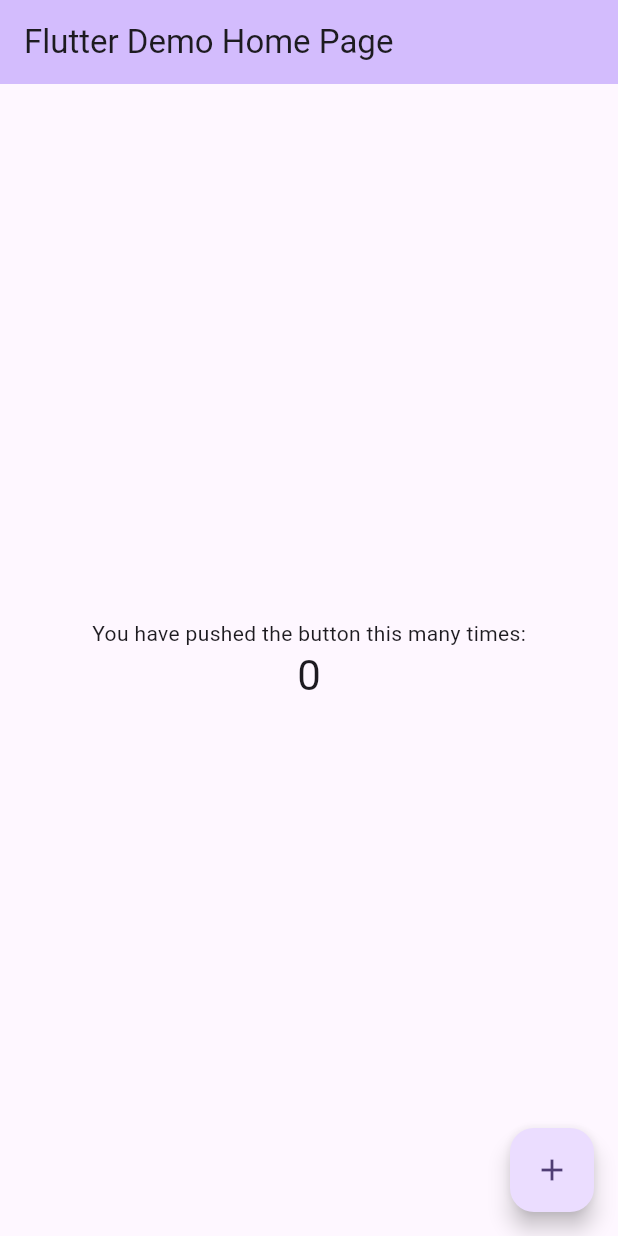
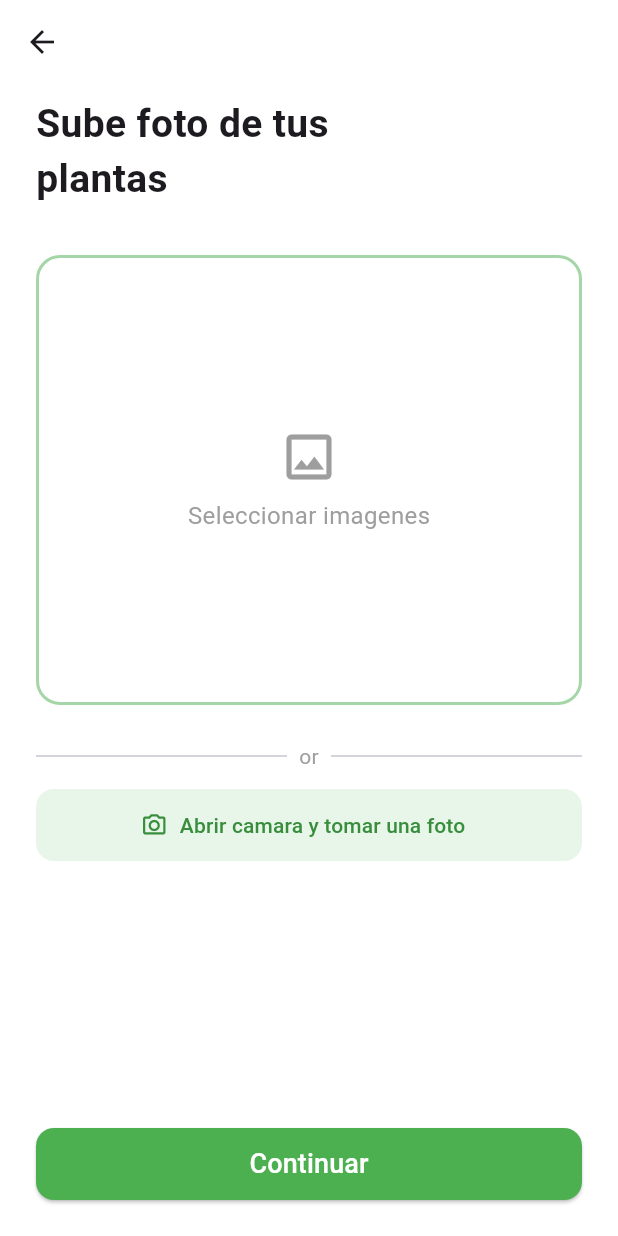
Before and after one commit to CebollinLabs/Front-End, a Flutter app: the screen it shows after launch, on a phone screen of 412 x 824 dp. Run offline on Flutter 3.47's test engine with Material 3 defaults, Android fonts, the phone set to English and light mode, and no system bars; our stand-ins replace image_picker.

Commit message:
feat(diagnostics): complete end-to-end diagnosis feature
- Add camera guide, preview, select plot, and result pages
- Integrate image upload and backend prediction
- Implement domain models and use cases
- Add mock service for local testing
- Polish UI/UX for diagnosis flow

```diff
--- /dev/null
+++ b/lib/diagnostics/domain/plot.dart
@@ -0,0 +1,6 @@
+class Plot {
+  final String id;
+  final String name;
+
+  Plot({required this.id, required this.name});
+}
--- /dev/null
+++ b/lib/diagnostics/presentation/camera_guide_page.dart
@@ -0,0 +1,136 @@
+import 'dart:io';
+import 'package:flutter/material.dart';
+import 'package:image_picker/image_picker.dart';
+import 'package:flutter_frontend_app/diagnostics/presentation/preview_page.dart';
+
+class CameraGuidePage extends StatefulWidget {
+  const CameraGuidePage({Key? key}) : super(key: key);
+
+  @override
+  State<CameraGuidePage> createState() => _CameraGuidePageState();
+}
+
+class _CameraGuidePageState extends State<CameraGuidePage> {
+  File? _imageFile;
+
+  Future<void> _pickImage(ImageSource source) async {
+    final picker = ImagePicker();
+    final picked = await picker.pickImage(source: source, imageQuality: 90);
+    if (picked != null) {
+      setState(() {
+        _imageFile = File(picked.path);
+      });
+    }
+  }
+
+  void _continue() {
+    if (_imageFile != null) {
+      Navigator.push(
+        context,
+        MaterialPageRoute(
+          builder: (_) => PreviewPage(imageFile: _imageFile!),
+        ),
+      );
+    } else {
+      ScaffoldMessenger.of(context).showSnackBar(
+        const SnackBar(content: Text('Selecciona o toma una foto para continuar.')),
+      );
+    }
+  }
+
+
+  @override
+  Widget build(BuildContext context) {
+    final borderColor = Colors.green.shade200;
+    return Scaffold(
+      appBar: AppBar(
+        leading: BackButton(),
+        elevation: 0,
+        backgroundColor: Colors.white,
+      ),
+      backgroundColor: Colors.white,
+      body: Padding(
+        padding: const EdgeInsets.symmetric(horizontal: 24.0),
+        child: Column(
+          children: [
+            const SizedBox(height: 8),
+            const Align(
+              alignment: Alignment.centerLeft,
+              child: Text(
+                'Sube foto de tus\nplantas',
+                style: TextStyle(fontSize: 26, fontWeight: FontWeight.bold),
+              ),
+            ),
+            const SizedBox(height: 32),
+            GestureDetector(
+              onTap: () => _pickImage(ImageSource.gallery),
+              child: Container(
+                width: double.infinity,
+                height: 300,
+                decoration: BoxDecoration(
+                  border: Border.all(color: borderColor, width: 2),
+                  borderRadius: BorderRadius.circular(16),
+                  color: _imageFile == null ? Colors.transparent : Colors.grey[100],
+                ),
+                child: _imageFile == null
+                    ? Column(
+                  mainAxisAlignment: MainAxisAlignment.center,
+                  children: const [
+                    Icon(Icons.image_outlined, size: 40, color: Colors.grey),
+                    SizedBox(height: 8),
+                    Text(
+                      "Seleccionar imagenes",
+                      style: TextStyle(color: Colors.grey, fontSize: 16),
+                    ),
+                  ],
+                )
+                    : ClipRRect(
+                  borderRadius: BorderRadius.circular(14),
+                  child: Image.file(_imageFile!, fit: BoxFit.cover, width: double.infinity),
+                ),
+              ),
+            ),
+            const SizedBox(height: 24),
+            Row(
+              children: const [
+                Expanded(child: Divider()),
+                Padding(
+                  padding: EdgeInsets.symmetric(horizontal: 8.0),
+                  child: Text("or", style: TextStyle(color: Colors.grey)),
+                ),
+                Expanded(child: Divider()),
+              ],
+            ),
+            const SizedBox(height: 12),
+            ElevatedButton.icon(
+              onPressed: () => _pickImage(ImageSource.camera),
+              icon: const Icon(Icons.camera_alt_outlined),
+              label: const Text("Abrir camara y tomar una foto"),
+              style: ElevatedButton.styleFrom(
+                backgroundColor: Colors.green.shade50,
+                foregroundColor: Colors.green.shade700,
+                minimumSize: const Size.fromHeight(48),
+                shape: RoundedRectangleBorder(borderRadius: BorderRadius.circular(12)),
+                elevation: 0,
+              ),
+            ),
+            const Spacer(),
+            ElevatedButton(
+              onPressed: _continue,
+              style: ElevatedButton.styleFrom(
+                minimumSize: const Size.fromHeight(48),
+                backgroundColor: Colors.green,
+                shape: RoundedRectangleBorder(borderRadius: BorderRadius.circular(12)),
+              ),
+              child: const Text(
+                "Continuar",
+                style: TextStyle(fontSize: 18, color: Colors.white, fontWeight: FontWeight.w500),
+              ),
+            ),
+            const SizedBox(height: 24),
+          ],
+        ),
+      ),
+    );
+  }
+}
--- a/lib/main.dart
+++ b/lib/main.dart
@@ -1,4 +1,5 @@
 import 'package:flutter/material.dart';
+import 'package:flutter_frontend_app/diagnostics/presentation/camera_guide_page.dart';
 
 void main() {
   runApp(const MyApp());
@@ -7,116 +8,16 @@ void main() {
 class MyApp extends StatelessWidget {
   const MyApp({super.key});
 
-  // This widget is the root of your application.
   @override
   Widget build(BuildContext context) {
     return MaterialApp(
-      title: 'Flutter Demo',
+      title: 'Diagnóstico de Plantas',
+      debugShowCheckedModeBanner: false,
       theme: ThemeData(
-        // This is the theme of your application.
-        //
-        // TRY THIS: Try running your application with "flutter run". You'll see
-        // the application has a purple toolbar. Then, without quitting the app,
-        // try changing the seedColor in the colorScheme below to Colors.green
-        // and then invoke "hot reload" (save your changes or press the "hot
-        // reload" button in a Flutter-supported IDE, or press "r" if you used
-        // the command line to start the app).
-        //
-        // Notice that the counter didn't reset back to zero; the application
-        // state is not lost during the reload. To reset the state, use hot
-        // restart instead.
-        //
-        // This works for code too, not just values: Most code changes can be
-        // tested with just a hot reload.
-        colorScheme: ColorScheme.fromSeed(seedColor: Colors.deepPurple),
+        primarySwatch: Colors.green,
+        scaffoldBackgroundColor: Colors.white,
       ),
-      home: const MyHomePage(title: 'Flutter Demo Home Page'),
+      home: const CameraGuidePage(),
     );
   }
 }
-
-class MyHomePage extends StatefulWidget {
-  const MyHomePage({super.key, required this.title});
-
-  // This widget is the home page of your application. It is stateful, meaning
-  // that it has a State object (defined below) that contains fields that affect
-  // how it looks.
-
-  // This class is the configuration for the state. It holds the values (in this
-  // case the title) provided by the parent (in this case the App widget) and
-  // used by the build method of the State. Fields in a Widget subclass are
-  // always marked "final".
-
-  final String title;
-
-  @override
-  State<MyHomePage> createState() => _MyHomePageState();
-}
-
-class _MyHomePageState extends State<MyHomePage> {
-  int _counter = 0;
-
-  void _incrementCounter() {
-    setState(() {
-      // This call to setState tells the Flutter framework that something has
-      // changed in this State, which causes it to rerun the build method below
-      // so that the display can reflect the updated values. If we changed
-      // _counter without calling setState(), then the build method would not be
-      // called again, and so nothing would appear to happen.
-      _counter++;
-    });
-  }
-
-  @override
-  Widget build(BuildContext context) {
-    // This method is rerun every time setState is called, for instance as done
-    // by the _incrementCounter method above.
-    //
-    // The Flutter framework has been optimized to make rerunning build methods
-    // fast, so that you can just rebuild anything that needs updating rather
-    // than having to individually change instances of widgets.
-    return Scaffold(
-      appBar: AppBar(
-        // TRY THIS: Try changing the color here to a specific color (to
-        // Colors.amber, perhaps?) and trigger a hot reload to see the AppBar
-        // change color while the other colors stay the same.
-        backgroundColor: Theme.of(context).colorScheme.inversePrimary,
-        // Here we take the value from the MyHomePage object that was created by
-        // the App.build method, and use it to set our appbar title.
-        title: Text(widget.title),
-      ),
-      body: Center(
-        // Center is a layout widget. It takes a single child and positions it
-        // in the middle of the parent.
-        child: Column(
-          // Column is also a layout widget. It takes a list of children and
-          // arranges them vertically. By default, it sizes itself to fit its
-          // children horizontally, and tries to be as tall as its parent.
-          //
-          // Column has various properties to control how it sizes itself and
-          // how it positions its children. Here we use mainAxisAlignment to
-          // center the children vertically; the main axis here is the vertical
-          // axis because Columns are vertical (the cross axis would be
-          // horizontal).
-          //
-          // TRY THIS: Invoke "debug painting" (choose the "Toggle Debug Paint"
-          // action in the IDE, or press "p" in the console), to see the
-          // wireframe for each widget.
-          mainAxisAlignment: MainAxisAlignment.center,
-          children: <Widget>[
-            const Text('You have pushed the button this many times:'),
-            Text(
-              '$_counter',
-              style: Theme.of(context).textTheme.headlineMedium,
-            ),
-          ],
-        ),
-      ),
-      floatingActionButton: FloatingActionButton(
-        onPressed: _incrementCounter,
-        tooltip: 'Increment',
-        child: const Icon(Icons.add),
-      ), // This trailing comma makes auto-formatting nicer for build methods.
-    );
-  }
-}
--- a/pubspec.yaml
+++ b/pubspec.yaml
@@ -30,6 +30,7 @@ environment:
 dependencies:
   flutter:
     sdk: flutter
+  image_picker: ^1.1.2
 
   # The following adds the Cupertino Icons font to your application.
   # Use with the CupertinoIcons class for iOS style icons.
```
Also changed, not shown: lib/diagnostics/application/get_prediction_result_usecase.dart (added, +14 -0 lines), lib/diagnostics/application/send_image_usecase.dart (added, +14 -0 lines), lib/diagnostics/domain/diagnosis_repository.dart (added, +7 -0 lines), lib/diagnostics/domain/diagnosis_result.dart (added, +36 -0 lines), lib/diagnostics/infrastructure/diagnosis_api_service.dart (added, +28 -0 lines), lib/diagnostics/presentation/preview_page.dart (added, +97 -0 lines), lib/diagnostics/presentation/result_page.dart (added, +124 -0 lines), lib/diagnostics/presentation/select_plot_page.dart (added, +145 -0 lines), lib/diagnostics/domain/diagnosis.dart (added), lib/diagnostics/infrastructure/diagnosis_local_service.dart (added), lib/diagnostics/infrastructure/mock_diagnosis_service.dart (added), pubspec.lock, 2 other files.
